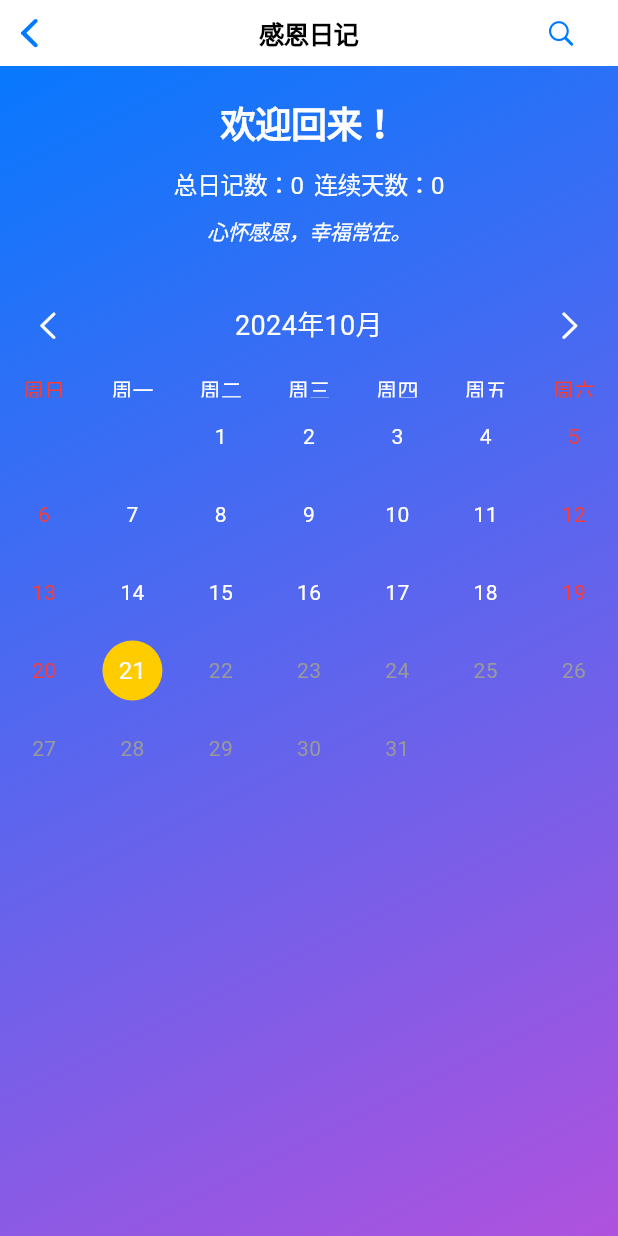
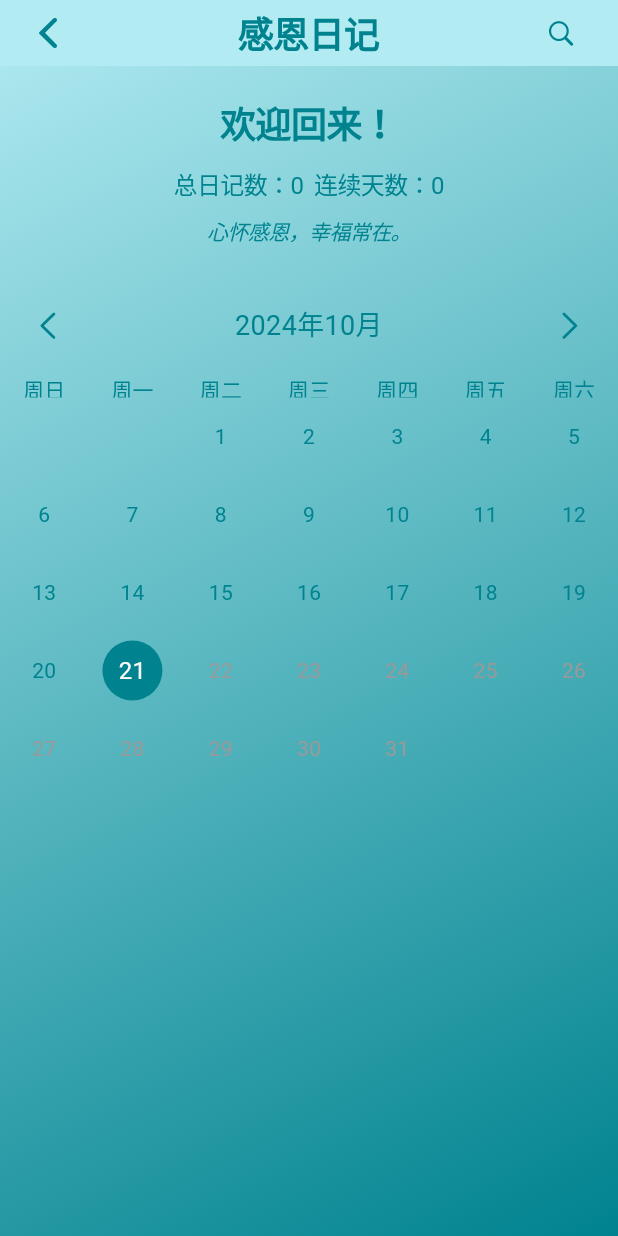
Before and after one commit to 12mimo/-, a Flutter app: the screen it shows after launch, after a tap on "心理知识", after a tap on "感恩日记", on a phone screen of 412 x 824 dp. Run offline on Flutter 3.47's test engine with Material 3 defaults, Android fonts, the phone set to English and light mode, and no system bars; drawn by our look-alikes of table_calendar; our stand-ins replace connectivity_plus, emoji_picker_flutter, flutter_tts, image_picker, permission_handler, shared_preferences and 1 more; network calls fail.

```diff
--- a/lib/pages/index/gratitude_diar.dart
+++ b/lib/pages/index/gratitude_diar.dart
@@ -3,6 +3,9 @@ import 'package:flutter/material.dart';
 import 'package:table_calendar/table_calendar.dart';
 import 'package:intl/intl.dart';
 import 'package:intl/date_symbol_data_local.dart';
+
+import '../../styles/color.dart';
+import '../../utils/sys.dart';
 
 class GratitudeJournalPage extends StatefulWidget {
   @override
@@ -25,13 +28,25 @@ class _GratitudeJournalPageState extends State<GratitudeJournalPage> {
   Widget build(BuildContext context) {
     int totalEntries = _diaryEntries.length;
     int consecutiveDays = _calculateConsecutiveDays();
-
+    final appStyle = AppStyle(context);
     return CupertinoPageScaffold(
+      backgroundColor: appStyle.backgroundColor,
       navigationBar: CupertinoNavigationBar(
-        middle: Text('感恩日记'),
+        leading: GestureDetector(
+          onTap: () => goBack(context),
+          child: Icon(
+            CupertinoIcons.back,
+            color: appStyle.primaryColor,
+          ),
+        ),
+        middle: Text('感恩日记', style: TextStyle(
+          color: appStyle.primaryColor,
+          fontWeight: FontWeight.bold,
+          fontSize: 24,
+        ),),
         trailing: CupertinoButton(
           padding: EdgeInsets.zero,
-          child: Icon(CupertinoIcons.search),
+          child: Icon(CupertinoIcons.search,color: appStyle.primaryColor,),
           onPressed: () {
             // 跳转到搜索页面
             Navigator.push(
@@ -48,8 +63,8 @@ class _GratitudeJournalPageState extends State<GratitudeJournalPage> {
         decoration: BoxDecoration(
           gradient: LinearGradient(
             colors: [
-              CupertinoColors.systemBlue,
-              CupertinoColors.systemPurple,
+              appStyle.backgroundColor,
+              appStyle.primaryColor,
             ],
             begin: Alignment.topLeft,
             end: Alignment.bottomRight,
@@ -72,12 +87,13 @@ class _GratitudeJournalPageState extends State<GratitudeJournalPage> {
   }
 
   Widget _buildHeader(int totalEntries, int consecutiveDays) {
+    final appStyle = AppStyle(context);
     return Column(
       children: [
         Text(
           '欢迎回来！',
           style: TextStyle(
-            color: CupertinoColors.white,
+            color: appStyle.primaryColor,
             fontSize: 24,
             fontWeight: FontWeight.bold,
           ),
@@ -86,7 +102,7 @@ class _GratitudeJournalPageState extends State<GratitudeJournalPage> {
         Text(
           '总日记数：$totalEntries  连续天数：$consecutiveDays',
           style: TextStyle(
-            color: CupertinoColors.white,
+            color: appStyle.primaryColor,
             fontSize: 16,
           ),
         ),
@@ -95,7 +111,7 @@ class _GratitudeJournalPageState extends State<GratitudeJournalPage> {
           _getDailyQuote(),
           textAlign: TextAlign.center,
           style: TextStyle(
-            color: CupertinoColors.white,
+            color: appStyle.primaryColor,
             fontSize: 14,
             fontStyle: FontStyle.italic,
           ),
@@ -105,6 +121,7 @@ class _GratitudeJournalPageState extends State<GratitudeJournalPage> {
   }
 
   Widget _buildCalendar() {
+    final appStyle = AppStyle(context);
     return Material(
       color: Colors.transparent,
       child: TableCalendar(
@@ -126,27 +143,27 @@ class _GratitudeJournalPageState extends State<GratitudeJournalPage> {
           titleCentered: true,
           leftChevronIcon: Icon(
             CupertinoIcons.chevron_left,
-            color: CupertinoColors.white,
+            color: appStyle.primaryColor,
           ),
           rightChevronIcon: Icon(
             CupertinoIcons.chevron_right,
-            color: CupertinoColors.white,
+            color: appStyle.primaryColor,
           ),
           titleTextStyle: TextStyle(
-            color: CupertinoColors.white,
+            color: appStyle.primaryColor,
             fontSize: 18,
           ),
         ),
         daysOfWeekStyle: DaysOfWeekStyle(
-          weekdayStyle: TextStyle(color: CupertinoColors.white),
-          weekendStyle: TextStyle(color: CupertinoColors.systemRed),
+          weekdayStyle: TextStyle(color: appStyle.primaryColor),
+          weekendStyle: TextStyle(color: appStyle.primaryColor),
         ),
         calendarStyle: CalendarStyle(
           outsideDaysVisible: false,
-          defaultTextStyle: TextStyle(color: CupertinoColors.white),
-          weekendTextStyle: TextStyle(color: CupertinoColors.systemRed),
+          defaultTextStyle: TextStyle(color: appStyle.primaryColor),
+          weekendTextStyle: TextStyle(color: appStyle.primaryColor),
           todayDecoration: BoxDecoration(
-            color: CupertinoColors.systemYellow,
+            color: appStyle.primaryColor,
             shape: BoxShape.circle,
           ),
           selectedDecoration: BoxDecoration(
--- a/lib/pages/index/knowledge.dart
+++ b/lib/pages/index/knowledge.dart
@@ -1,5 +1,6 @@
 import 'package:flutter/cupertino.dart';
 import 'package:flutter/material.dart';
+import '../../utils/sys.dart';
 
 class MentalHealthKnowledgePage extends StatelessWidget {
   const MentalHealthKnowledgePage({super.key});
@@ -7,34 +8,82 @@ class MentalHealthKnowledgePage extends StatelessWidget {
   @override
   Widget build(BuildContext context) {
     return CupertinoPageScaffold(
-      navigationBar: CupertinoNavigationBar(
-        middle: Text('心理知识'),
-        backgroundColor: CupertinoColors.systemBlue,
+      // 添加渐变背景
+      backgroundColor: CupertinoColors.systemBackground,
+      child: Stack(
+        children: [
+          // 渐变背景容器
+          Container(
+            decoration: const BoxDecoration(
+              gradient: LinearGradient(
+                colors: [
+                  Color(0xFFE0F7FA),
+                  Color(0xFFB2EBF2),
+                ],
+                begin: Alignment.topCenter,
+                end: Alignment.bottomCenter,
               ),
+            ),
+          ),
+          // 内容部分
+          Column(
+            children: [
+              CupertinoNavigationBar(
+                leading: GestureDetector(
+                  onTap: () => goBack(context),
+                  child: const Icon(
+                    CupertinoIcons.back,
+                    color: CupertinoColors.activeBlue,
+                  ),
+                ),
+                middle: const Text(
+                  '心理知识',
+                  style: TextStyle(
+                    color: CupertinoColors.activeBlue,
+                    fontWeight: FontWeight.bold,
+                    fontSize: 24,
+                  ),
+                ),
+                backgroundColor: Colors.transparent,
+                border: null,
+              ),
+              Expanded(
                 child: Padding(
-        padding: const EdgeInsets.all(16.0),
+                  padding:
+                  const EdgeInsets.symmetric(horizontal: 16.0, vertical: 8.0),
                   child: ListView(
                     children: const [
                       KnowledgeCard(
                         title: '心理健康的重要性',
                         content:
                         '心理健康对于保持身心平衡和幸福感至关重要。它帮助我们应对压力，保持积极的人际关系，并在工作和生活中实现自我价值。',
+                        imageUrl: 'https://cunqa.com/static/spa/banner-1.jpeg',
                       ),
                       KnowledgeCard(
                         title: '常见心理问题',
                         content:
                         '常见的心理问题包括焦虑症、抑郁症、强迫症等。这些问题可能会影响日常生活，但通过适当的治疗和支持，可以得到有效管理。',
+                        imageUrl: 'https://cunqa.com/static/spa/banner-2.jpeg',
                       ),
                       KnowledgeCard(
                         title: '如何应对压力',
-              content: '应对压力的方法有很多，比如保持规律的运动、进行冥想练习、与信任的人交流等。找到适合自己的方式尤为重要。',
+                        content:
+                        '应对压力的方法有很多，比如保持规律的运动、进行冥想练习、与信任的人交流等。找到适合自己的方式尤为重要。',
+                        imageUrl: 'https://cunqa.com/static/spa/banner-1.jpeg',
                       ),
                       KnowledgeCard(
                         title: '寻求专业帮助',
-              content: '如果您感觉到心理上的不适且难以应对，不要犹豫，及时寻求专业心理咨询师的帮助，这是对自己健康负责任的表现。',
+                        content:
+                        '如果您感觉到心理上的不适且难以应对，不要犹豫，及时寻求专业心理咨询师的帮助，这是对自己健康负责任的表现。',
+                        imageUrl: 'https://cunqa.com/static/spa/banner-2.jpeg',
                       ),
                     ],
                   ),
+                ),
+              ),
+            ],
+          ),
+        ],
       ),
     );
   }
@@ -43,36 +92,56 @@ class MentalHealthKnowledgePage extends StatelessWidget {
 class KnowledgeCard extends StatelessWidget {
   final String title;
   final String content;
+  final String imageUrl;
 
-  const KnowledgeCard({required this.title, required this.content});
+  const KnowledgeCard({
+    required this.title,
+    required this.content,
+    required this.imageUrl,
+  });
 
   @override
   Widget build(BuildContext context) {
     return CupertinoCard(
-      margin: const EdgeInsets.symmetric(vertical: 8.0),
-      child: Padding(
-        padding: const EdgeInsets.all(16.0),
+      margin: const EdgeInsets.symmetric(vertical: 12.0),
+      child: Column(
+        children: [
+          // 添加图片
+          ClipRRect(
+            borderRadius: const BorderRadius.vertical(top: Radius.circular(20.0)),
+            child: Image.network(
+              imageUrl,
+              height: 180,
+              width: double.infinity,
+              fit: BoxFit.cover,
+            ),
+          ),
+          Padding(
+            padding: const EdgeInsets.all(20.0),
             child: Column(
               crossAxisAlignment: CrossAxisAlignment.start,
               children: [
                 Text(
                   title,
                   style: const TextStyle(
-                fontSize: 20.0,
+                    fontSize: 22.0,
                     fontWeight: FontWeight.bold,
                     color: CupertinoColors.label,
                   ),
                 ),
-            const SizedBox(height: 10.0),
+                const SizedBox(height: 12.0),
                 Text(
                   content,
                   style: const TextStyle(
-                fontSize: 16.0,
+                    fontSize: 17.0,
                     color: CupertinoColors.secondaryLabel,
+                    height: 1.5,
                   ),
                 ),
               ],
             ),
+          ),
+        ],
       ),
     );
   }
@@ -86,16 +155,18 @@ class CupertinoCard extends StatelessWidget {
 
   @override
   Widget build(BuildContext context) {
-    return Container(
+    return AnimatedContainer(
+      duration: const Duration(milliseconds: 300),
+      curve: Curves.easeInOut,
       margin: margin,
       decoration: BoxDecoration(
-        color: CupertinoColors.systemBackground,
-        borderRadius: BorderRadius.circular(15.0),
+        color: CupertinoColors.systemBackground.withOpacity(0.9),
+        borderRadius: BorderRadius.circular(20.0),
         boxShadow: [
           BoxShadow(
             color: CupertinoColors.black.withOpacity(0.1),
-            blurRadius: 8.0,
-            offset: const Offset(0, 4),
+            blurRadius: 15.0,
+            offset: const Offset(0, 8),
           ),
         ],
       ),
```
Lines whose indentation alone changed are shown as unchanged.
